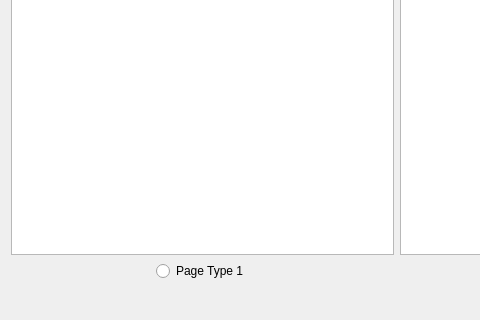
Old version of the form Recipe_book/settingsPage/selectpagetype.ui in the repository Bojo992/Qt_project_cs4076; both pictures show x 0 to 480 and y 280 to 600 of the 800 by 600 pixel window.
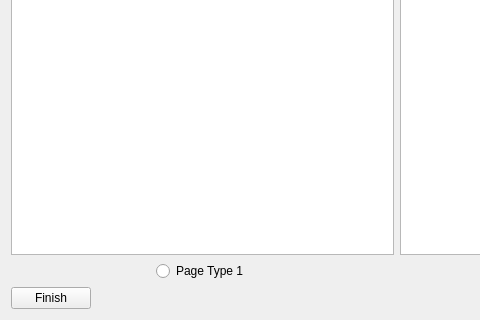
New version of the form.

Diff of the .ui file:
```diff
--- a/Recipe_book/settingsPage/selectpagetype.ui
+++ b/Recipe_book/settingsPage/selectpagetype.ui
@@ -41,6 +41,13 @@
      </property>
     </widget>
    </item>
+   <item row="3" column="0" alignment="Qt::AlignLeft">
+    <widget class="QPushButton" name="pushButton">
+     <property name="text">
+      <string>Finish</string>
+     </property>
+    </widget>
+   </item>
   </layout>
  </widget>
  <resources/>
```
